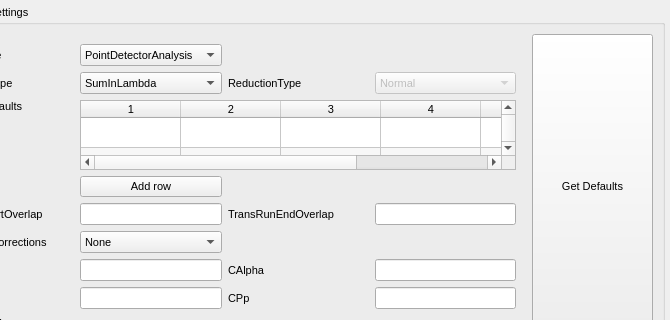
Before: the Qt Designer form qt/scientific_interfaces/ISISReflectometry/ReflSettingsWidget.ui in mantidproject/mantid, drawn with Qt 5; both pictures show x 94 to 764 and y 0 to 320 of the 764 by 631 pixel window.
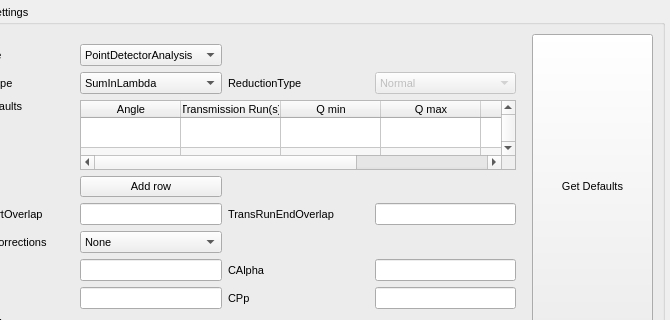
After: the same form once the commit is applied.

Commit message:
Code style improvements from review
- Move setting of column and row count to ui file
- Remove unnecessary code to validate cells exist
- Minor style improvements

Re #22039

Diff of the .ui file:
```diff
--- a/qt/scientific_interfaces/ISISReflectometry/ReflSettingsWidget.ui
+++ b/qt/scientific_interfaces/ISISReflectometry/ReflSettingsWidget.ui
@@ -49,7 +49,7 @@
      </property>
      <layout class="QHBoxLayout" name="horizontalLayout_2" stretch="10,2">
       <item>
-       <layout class="QGridLayout" name="expSettingsLayout0" rowstretch="1,1,1,1,1,1,1,1,0,0,0,0,0" columnstretch="1,1,1,1">
+       <layout class="QGridLayout" name="expSettingsLayout0" rowstretch="1,1,1,1,1,1,1,1,0,0,0,0" columnstretch="1,1,1,1">
         <property name="leftMargin">
          <number>10</number>
         </property>
@@ -284,18 +284,60 @@
           <attribute name="horizontalHeaderVisible">
            <bool>true</bool>
           </attribute>
+          <attribute name="horizontalHeaderStretchLastSection">
+           <bool>true</bool>
+          </attribute>
           <attribute name="verticalHeaderVisible">
            <bool>false</bool>
           </attribute>
-          <row/>
-          <row/>
-          <row/>
-          <column/>
-          <column/>
-          <column/>
-          <column/>
-          <column/>
-          <column/>
+          <row>
+           <property name="text">
+            <string>New Row</string>
+           </property>
+          </row>
+          <row>
+           <property name="text">
+            <string>New Row</string>
+           </property>
+          </row>
+          <row>
+           <property name="text">
+            <string>New Row</string>
+           </property>
+          </row>
+          <column>
+           <property name="text">
+            <string>Angle</string>
+           </property>
+           <property name="toolTip">
+            <string/>
+           </property>
+          </column>
+          <column>
+           <property name="text">
+            <string>Transmission Run(s)</string>
+           </property>
+          </column>
+          <column>
+           <property name="text">
+            <string>Q min</string>
+           </property>
+          </column>
+          <column>
+           <property name="text">
+            <string>Q max</string>
+           </property>
+          </column>
+          <column>
+           <property name="text">
+            <string>dQ/Q</string>
+           </property>
+          </column>
+          <column>
+           <property name="text">
+            <string>Scale</string>
+           </property>
+          </column>
          </widget>
         </item>
         <item row="1" column="3">
```
Left out of the diff: 6 changed lines with no effect on the pictures. The commit also changes 2 other files.
